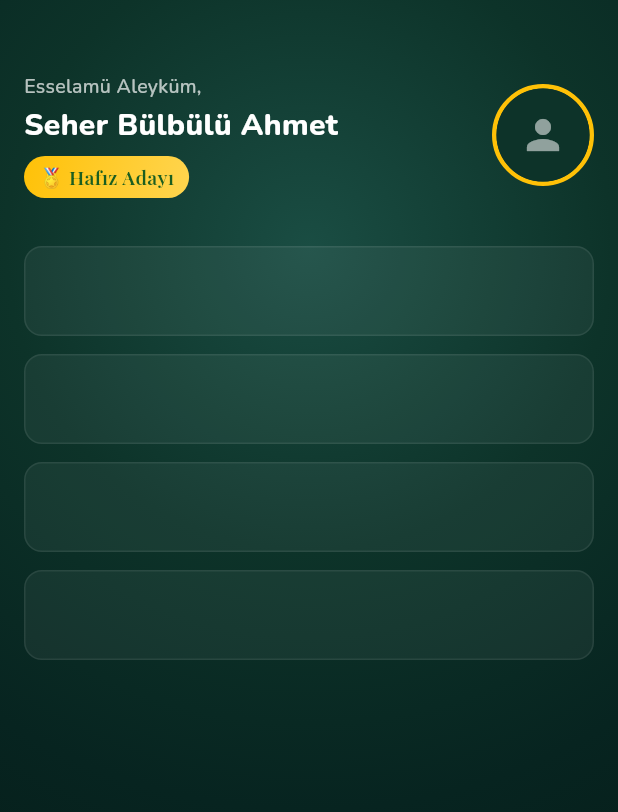
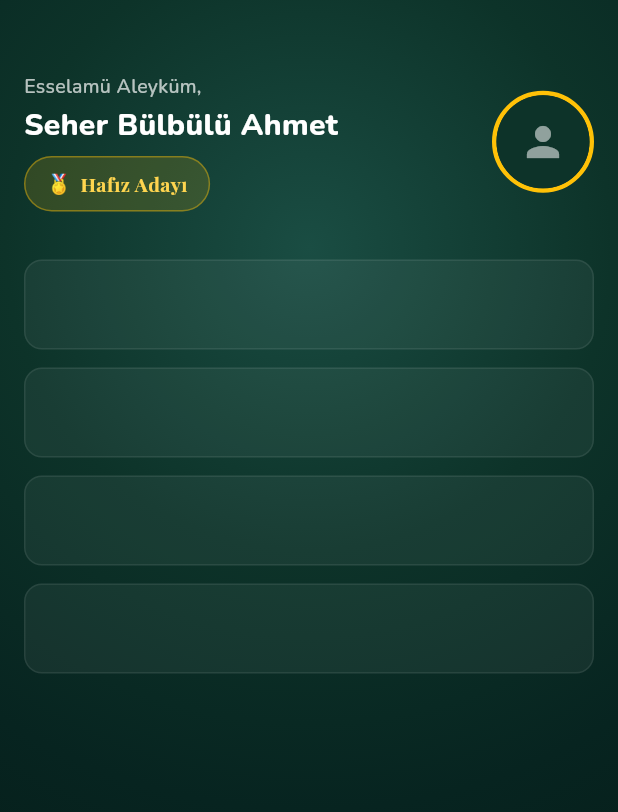
Before and after one commit to orhan-kaplan/islami-bilgi-yarismasi-admin, a Flutter app: the DashboardPreview widget shown alone on an empty page, opened directly with empty values, on a phone screen of 412 x 824 dp. Shown: the top 812 px of the screen. Run offline on Flutter 3.47's test engine with Material 3 defaults, Android fonts, the phone set to English and light mode, and no system bars; our stand-ins replace file_picker, flutter_riverpod, go_router, lottie, web; missing offline and left inert: dart:js_interop; network calls fail; statements that could not run were skipped; project files that could hold a hidden picture were left out.

Commit message:
ui: sync preview widgets with mobile app theme changes
- Rank chip in previews: gold gradient → subtle transparent gold + border
- Comeback preview bg: green800 → bgDeep (#072420)
- PreviewTokens.comebackBg updated to darker tone

```diff
--- a/lib/presentation/widgets/preview/dashboard_preview.dart
+++ b/lib/presentation/widgets/preview/dashboard_preview.dart
@@ -110,19 +110,31 @@ class DashboardPreview extends StatelessWidget {
 
   Widget _buildRankChip() {
     return Container(
-      padding: const EdgeInsets.symmetric(horizontal: 10, vertical: 4),
+      padding: const EdgeInsets.symmetric(horizontal: 14, vertical: 8),
       decoration: BoxDecoration(
-        gradient: PreviewTokens.goldGradient,
+        color: PreviewTokens.goldStart.withValues(alpha: 0.15),
         borderRadius: BorderRadius.circular(20),
+        border: Border.all(
+          color: PreviewTokens.goldStart.withValues(alpha: 0.4),
+          width: 1,
+        ),
       ),
-      child: const Text(
-        '🏅 Hafız Adayı',
-        style: TextStyle(
-          fontFamily: 'PlayfairDisplay',
-          fontSize: 13,
-          color: PreviewTokens.goldOnColor,
-          fontWeight: FontWeight.w600,
-        ),
+      child: const Row(
+        mainAxisSize: MainAxisSize.min,
+        children: [
+          Text('🏅', style: TextStyle(fontSize: 13)),
+          SizedBox(width: 6),
+          Text(
+            'Hafız Adayı',
+            style: TextStyle(
+              fontFamily: 'PlayfairDisplay',
+              fontSize: 13,
+              fontWeight: FontWeight.w700,
+              color: PreviewTokens.goldEnd,
+              letterSpacing: 0.3,
+            ),
+          ),
+        ],
       ),
     );
   }
@@ -169,8 +181,12 @@ class DashboardPreview extends StatelessWidget {
         margin: const EdgeInsets.symmetric(horizontal: 20),
         padding: const EdgeInsets.all(24),
         decoration: BoxDecoration(
-          color: PreviewTokens.comebackBg,
+          color: PreviewTokens.bgDeep,
           borderRadius: BorderRadius.circular(24),
+          border: Border.all(
+            color: Colors.white.withValues(alpha: 0.12),
+            width: 1,
+          ),
         ),
         child: Column(
           mainAxisSize: MainAxisSize.min,
--- a/lib/presentation/widgets/preview/preview_tokens.dart
+++ b/lib/presentation/widgets/preview/preview_tokens.dart
@@ -97,8 +97,8 @@ abstract class PreviewTokens {
   // 🎨 ÖZEL RENKLER
   // ══════════════════════════════════════════════════════════════════════════
 
-  /// Comeback dialog arka plan rengi
-  static const Color comebackBg = Color(0xFF1B5E20);
+  /// Comeback dialog arka plan rengi (bgDeep ile eşleşir)
+  static const Color comebackBg = Color(0xFF072420);
 
   /// Emerald accent (doğru cevap)
   static const Color emeraldAccent = Color(0xFF10B981);
```
Also changed, not shown: lib/presentation/widgets/preview/title_preview_dialog.dart (+6 -10 lines).
